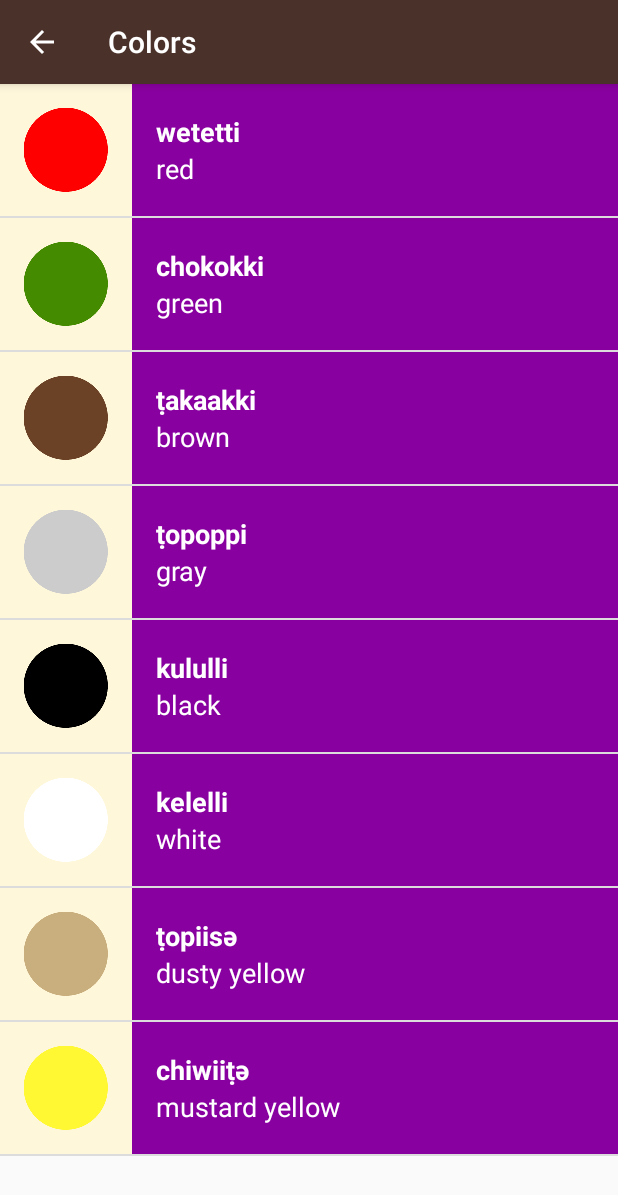
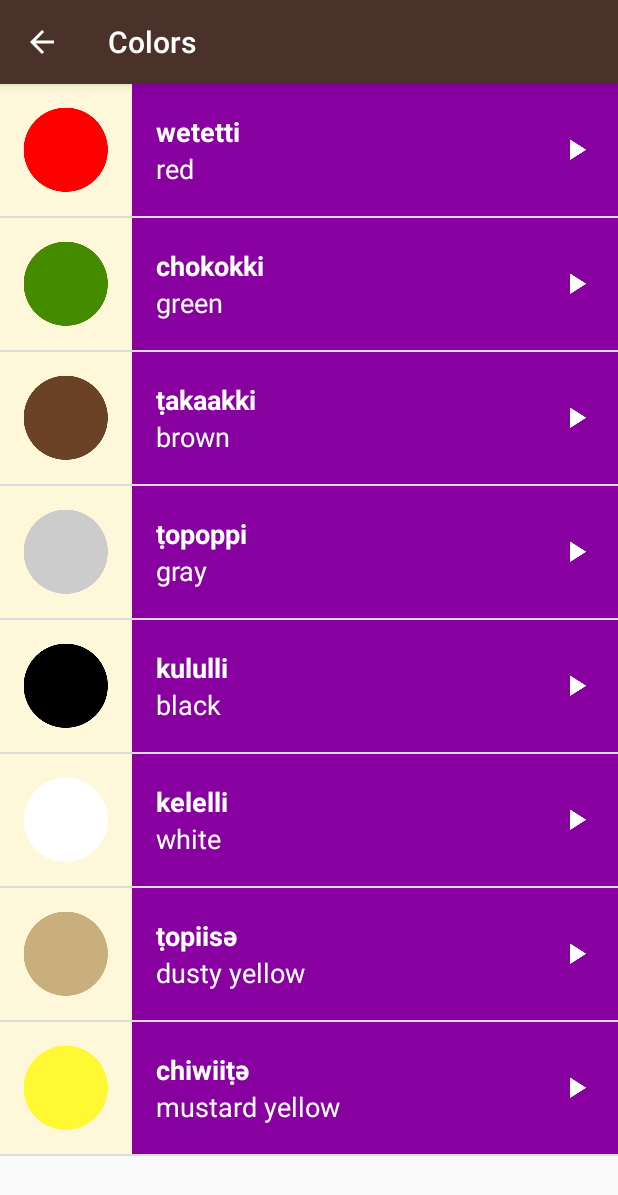
Before and after one commit to corey-burgess/Udacity_Miwok, an Android app: the ColorsActivity screen opened directly, with no data from a screen before it, on a phone screen of 412 x 824 dp. Shown: the top 1195 px of the screen. Run offline under Robolectric (Android 15) with nearby library versions, the phone set to English and light mode, and no system bars.

Commit message:
Completed Lesson 5

```diff
--- a/app/src/main/java/com/example/android/miwok/ColorsActivity.java
+++ b/app/src/main/java/com/example/android/miwok/ColorsActivity.java
@@ -15,6 +15,8 @@
  */
 package com.example.android.miwok;
 
+import android.content.Context;
+import android.media.AudioManager;
 import android.media.MediaPlayer;
 import android.support.v7.app.AppCompatActivity;
 import android.os.Bundle;
@@ -28,6 +30,23 @@ public class ColorsActivity extends AppCompatActivity {
 
     private MediaPlayer mMediaPlayer;
 
+    private AudioManager mAudioManager;
+
+    AudioManager.OnAudioFocusChangeListener mOnAudioFocusChangeListener =
+            new AudioManager.OnAudioFocusChangeListener() {
+
+                public void onAudioFocusChange(int focusChange) {
+                    if (focusChange == AudioManager.AUDIOFOCUS_LOSS_TRANSIENT || focusChange == AudioManager.AUDIOFOCUS_GAIN_TRANSIENT_MAY_DUCK) {
+                        mMediaPlayer.pause();
+                        mMediaPlayer.seekTo(0);
+                    } else if (focusChange == AudioManager.AUDIOFOCUS_GAIN) {
+                        mMediaPlayer.start();
+                    } else if (focusChange == AudioManager.AUDIOFOCUS_LOSS) {
+                        releaseMediaPlayer();
+                    }
+                }
+            };
+
     private MediaPlayer.OnCompletionListener mCompletionListener = new MediaPlayer.OnCompletionListener() {
         @Override
         public void onCompletion(MediaPlayer mp) {
@@ -39,6 +58,8 @@ public class ColorsActivity extends AppCompatActivity {
     protected void onCreate(Bundle savedInstanceState) {
         super.onCreate(savedInstanceState);
         setContentView(R.layout.word_list);
+
+        mAudioManager= (AudioManager) getSystemService(Context.AUDIO_SERVICE);
 
         //Create an array of words
         final ArrayList<Word> words = new ArrayList<>();
@@ -63,9 +84,12 @@ public class ColorsActivity extends AppCompatActivity {
             public void onItemClick(AdapterView<?> parent, View view, int position, long id) {
                 Word currentWord = (Word) parent.getItemAtPosition(position);
                 releaseMediaPlayer();
-                mMediaPlayer = MediaPlayer.create(ColorsActivity.this, currentWord.getAudioResourceID());
-                mMediaPlayer.start();
-                mMediaPlayer.setOnCompletionListener(mCompletionListener);
+                int result = mAudioManager.requestAudioFocus(mOnAudioFocusChangeListener, AudioManager.STREAM_MUSIC, AudioManager.AUDIOFOCUS_GAIN_TRANSIENT);
+                if(result == AudioManager.AUDIOFOCUS_REQUEST_GRANTED) {
+                    mMediaPlayer = MediaPlayer.create(ColorsActivity.this, currentWord.getAudioResourceID());
+                    mMediaPlayer.start();
+                    mMediaPlayer.setOnCompletionListener(mCompletionListener);
+                }
             }
 
         });
@@ -92,6 +116,8 @@ public class ColorsActivity extends AppCompatActivity {
             // setting the media player to null is an easy way to tell that the media player
             // is not configured to play an audio file at the moment.
             mMediaPlayer = null;
+
+            mAudioManager.abandonAudioFocus(mOnAudioFocusChangeListener);
         }
     }
 }
--- a/app/src/main/java/com/example/android/miwok/WordAdapter.java
+++ b/app/src/main/java/com/example/android/miwok/WordAdapter.java
@@ -64,7 +64,8 @@ public class WordAdapter extends ArrayAdapter<Word> {
 
         int color = ContextCompat.getColor(getContext(), mColorResourceId);
 
-        textContainer.setBackgroundColor(color) ;
+        textContainer.setBackgroundColor(color);
+
 
         // Return the whole list item layout (containing 2 TextViews and an ImageView)
         // so that it can be shown in the ListView
--- a/app/src/main/res/layout/list_item.xml
+++ b/app/src/main/res/layout/list_item.xml
@@ -1,21 +1,24 @@
 <?xml version="1.0" encoding="utf-8"?>
-<LinearLayout xmlns:android="http://schemas.android.com/apk/res/android"
+<RelativeLayout xmlns:android="http://schemas.android.com/apk/res/android"
     xmlns:tools="http://schemas.android.com/tools"
-    android:orientation="horizontal" android:layout_width="match_parent"
-    android:layout_height="wrap_content"
-    android:gravity="center_vertical"
-    android:minHeight="@dimen/list_item_height"
+    android:orientation="horizontal"
+    android:layout_width="match_parent"
+    android:layout_height="@dimen/list_item_height"
     android:background="@color/tan_background">
 
     <ImageView
         android:id="@+id/image"
         android:layout_width="@dimen/list_item_height"
-        android:layout_height="@dimen/list_item_height"/>
+        android:layout_height="@dimen/list_item_height" />
 
     <LinearLayout
         android:id="@+id/text_container"
         android:layout_width="match_parent"
-        android:layout_height="match_parent"
+        android:layout_alignParentTop="true"
+        android:layout_alignParentRight="true"
+        android:layout_alignParentBottom="true"
+        android:layout_toRightOf="@id/image"
+        android:layout_height="@dimen/list_item_height"
         android:orientation="vertical"
         android:paddingLeft="16dp">
 
@@ -28,7 +31,7 @@
             android:textAppearance="?android:textAppearanceMedium"
             android:textColor="@android:color/white"
             android:textStyle="bold"
-            tools:text="lutti"/>
+            tools:text="lutti" />
 
         <TextView
             android:id="@+id/default_text_view"
@@ -38,8 +41,17 @@
             android:gravity="top"
             android:textAppearance="?android:textAppearanceMedium"
             android:textColor="@android:color/white"
-            tools:text="one"/>
+            tools:text="one" />
 
     </LinearLayout>
 
-</LinearLayout>
+    <ImageView
+        android:id="@+id/play_button"
+        android:layout_width="24dp"
+        android:layout_height="24dp"
+        android:layout_alignParentRight="true"
+        android:layout_centerVertical="true"
+        android:layout_marginRight="16dp"
+        android:src="@drawable/baseline_play_arrow_white_24" />
+
+</RelativeLayout>
--- a/app/src/main/res/layout/word_list.xml
+++ b/app/src/main/res/layout/word_list.xml
@@ -19,4 +19,5 @@
     android:orientation="vertical"
     android:layout_width="match_parent"
     android:layout_height="match_parent"
+    android:drawSelectorOnTop="true"
     tools:context="com.example.android.miwok.NumbersActivity"/>
```
Also changed, not shown: app/src/main/java/com/example/android/miwok/FamilyActivity.java (+29 -3 lines), app/src/main/java/com/example/android/miwok/NumbersActivity.java (+29 -3 lines), app/src/main/java/com/example/android/miwok/PhrasesActivity.java (+29 -3 lines), app/src/main/res/layout/activity_main.xml (+29 -21 lines).
